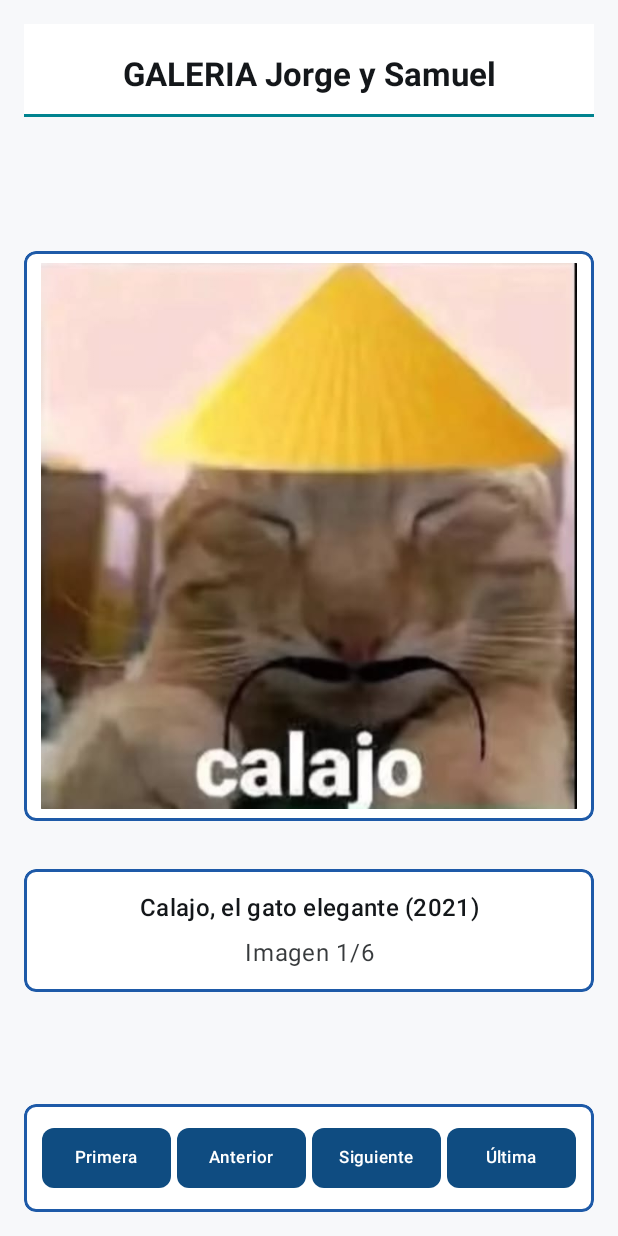
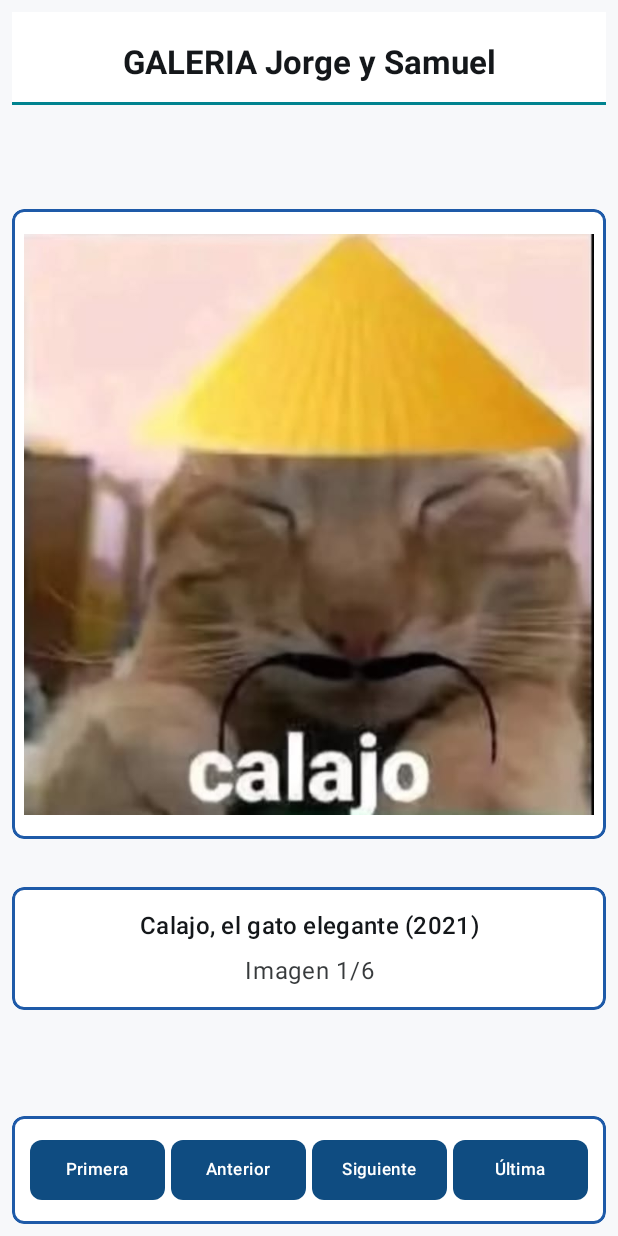
Before and after one commit to diolerJR/P1_ArtSpace_Jorge_Samuel, an Android app built with Jetpack Compose: the screen it shows after launch (MainActivity), on a phone screen of 412 x 824 dp. Run offline under Robolectric (Android 15) with nearby library versions, the phone set to English and light mode, and no system bars.

Commit message:
Ampliar un poco mas el recuadro de imagen en movil

```diff
--- a/app/src/main/java/com/example/p1_artspace_jorge_samuel/MainActivity.kt
+++ b/app/src/main/java/com/example/p1_artspace_jorge_samuel/MainActivity.kt
@@ -149,8 +149,8 @@ fun GaleriaFotosApp() {
     val configuration = LocalConfiguration.current
     val isTablet = configuration.screenWidthDp >= 600
     val maxContentWidth = if (isTablet) 720.dp else 480.dp
-    val imageHeight = if (isTablet) 420.dp else 380.dp
-    val outerPadding = if (isTablet) 28.dp else 16.dp
+    val imageHeight = 420.dp
+    val outerPadding = if (isTablet) 28.dp else 8.dp
     val imagePadding = if (isTablet) 12.dp else 8.dp
 
     // En móvil la imagen queda centrada en el área disponible sobre los botones
```
